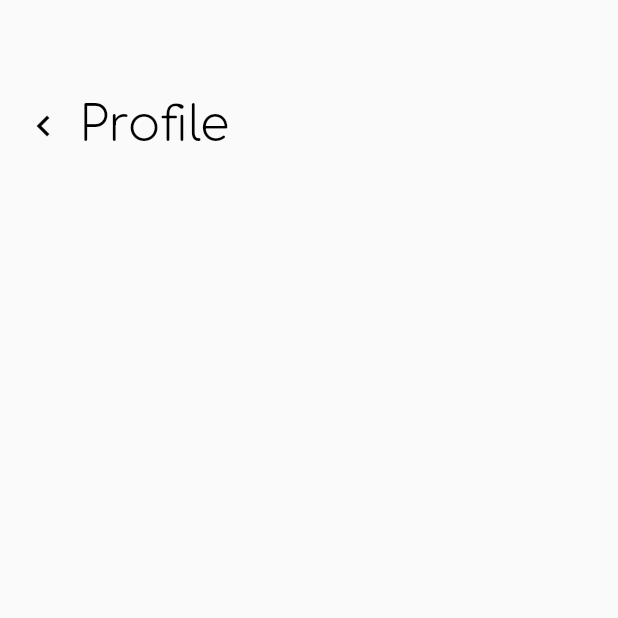
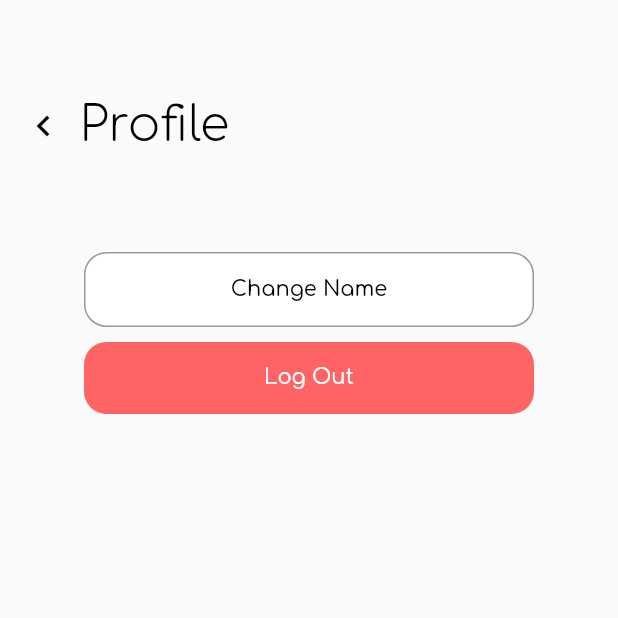
Before and after one commit to MuhamadAjiW/Duit-in, a Flutter app: the ProfilePage screen opened directly, on a phone screen of 412 x 824 dp, the top half of it. Run offline on Flutter 3.47's test engine with Material 2 defaults, Android fonts, the phone set to English and light mode, and no system bars; our stand-ins replace bloc, cloud_firestore, equatable, firebase_auth, firebase_core, flutter_bloc and 1 more; accounts and stored records are empty.

Commit message:
feat: added profile page

```diff
--- a/lib/theme/theme.dart
+++ b/lib/theme/theme.dart
@@ -4,6 +4,7 @@ import 'package:google_fonts/google_fonts.dart';
 //Colors
 const Color black = Color.fromARGB(255, 0, 0, 0);
 const Color white = Color.fromARGB(255, 255, 255, 255);
+const Color gray = Color.fromARGB(255, 153, 153, 153);
 const Color red = Color.fromARGB(255, 255, 100, 100);
 const Color blue = Color.fromARGB(255, 100, 170, 255);
 
--- a/lib/ui/settings_page.dart
+++ b/lib/ui/settings_page.dart
@@ -87,7 +87,7 @@ class _SettingsPageState extends State<SettingsPage>{
                       ),
                       SettingsButton(
                         buttonText: "Security",
-                        buttonDesc: "Change password",
+                        buttonDesc: "Change email and password",
                         onPressed: () {
                           Navigator.push(
                               context,
--- a/lib/ui/settings_profile_page.dart
+++ b/lib/ui/settings_profile_page.dart
@@ -1,5 +1,9 @@
 import 'package:flutter/material.dart';
+import 'package:flutter_bloc/flutter_bloc.dart';
+import 'package:liburan/cubit/auth_cubit.dart';
 import 'package:liburan/theme/theme.dart';
+import 'package:liburan/ui/settings_change_name.dart';
+
 
 class ProfilePage extends StatefulWidget{
   const ProfilePage({Key? key}) : super(key: key);
@@ -37,6 +41,110 @@ class _ProfilePageState extends State<ProfilePage>{
     );
   }
 
+  Widget profileBlock(){
+    return BlocBuilder<AuthCubit, AuthState>(builder: (context, state){
+      if (state is AuthSuccess){
+        return Center(
+          child: Container(
+            margin: EdgeInsets.symmetric(horizontal: 5),
+            child: Column(
+              crossAxisAlignment: CrossAxisAlignment.center,
+              children: [
+                Container(
+                  width: 200,
+                  height: 200,
+                  decoration: BoxDecoration(
+                      image: DecorationImage(image: AssetImage(logoItb))
+                  ),
+                ),
+                SizedBox(height: 20,),
+                Text('${state.user.name}', style: defaultTextTheme.copyWith(
+                  fontSize: 28,
+                  fontWeight: medium,
+                )),
+                SizedBox(height: 10,),
+                Text('${state.user.email}', style: grayTextTheme.copyWith(
+                  fontSize: 18,
+                  fontWeight: medium,
+                )),
+              ],
+            ),
+          ),
+        );
+      }
+      else return SizedBox();
+    });
+  }
+
+  Widget nameButton(){
+          return Center(
+            child: Container(
+              width: 300,
+              decoration: BoxDecoration(
+                color: white,
+                borderRadius: BorderRadius.circular(15),
+                border: Border.all(
+                    color: gray,
+                    width: 1,
+                ),
+              ),
+              child: TextButton(
+                onPressed: (){
+                  Navigator.push(
+                      context,
+                      MaterialPageRoute(
+                          builder: (context) => NameChangePage()));
+                },
+                child: Text(
+                  'Change Name',
+                  style: defaultTextTheme,
+                ),
+              ),
+            ),
+          );
+  }
+
+  Widget logoutButton(){
+    return BlocConsumer<AuthCubit, AuthState>(
+        builder: (context, state) {
+          if (state is AuthLoading){
+            return Center(
+              child: CircularProgressIndicator(),
+            );
+          }
+          return Center(
+            child: Container(
+              width: 300,
+              decoration: BoxDecoration(
+                  color: red,
+                  borderRadius: BorderRadius.circular(15),
+              ),
+              child: TextButton(
+                onPressed: (){
+                  context.read<AuthCubit>().signOut();
+                },
+                child: Text(
+                  'Log Out',
+                  style: defaultTextTheme.copyWith(color: white),
+                ),
+              ),
+            ),
+          );
+        },
+        listener: (context, state) {
+          if (state is AuthFailed){
+            ScaffoldMessenger.of(context).showSnackBar(SnackBar(
+              content: Text(state.error),
+              backgroundColor: red,
+            ));
+          } else if (state is AuthInitial){
+            Navigator.pushNamedAndRemoveUntil(
+                context, '/landing-page', (route) => false);
+          }
+        }
+    );
+  }
+
   @override
   Widget build(BuildContext context) {
     return Scaffold(
@@ -45,6 +153,12 @@ class _ProfilePageState extends State<ProfilePage>{
             children: [
               SizedBox(height: 60,),
               openingPlate(),
+              SizedBox(height: 20,),
+              profileBlock(),
+              SizedBox(height: 40,),
+              nameButton(),
+              SizedBox(height: 10,),
+              logoutButton(),
             ],
           ),
         )
```
Also changed, not shown: lib/ui/settings_change_name.dart (added, +116 -0 lines).
